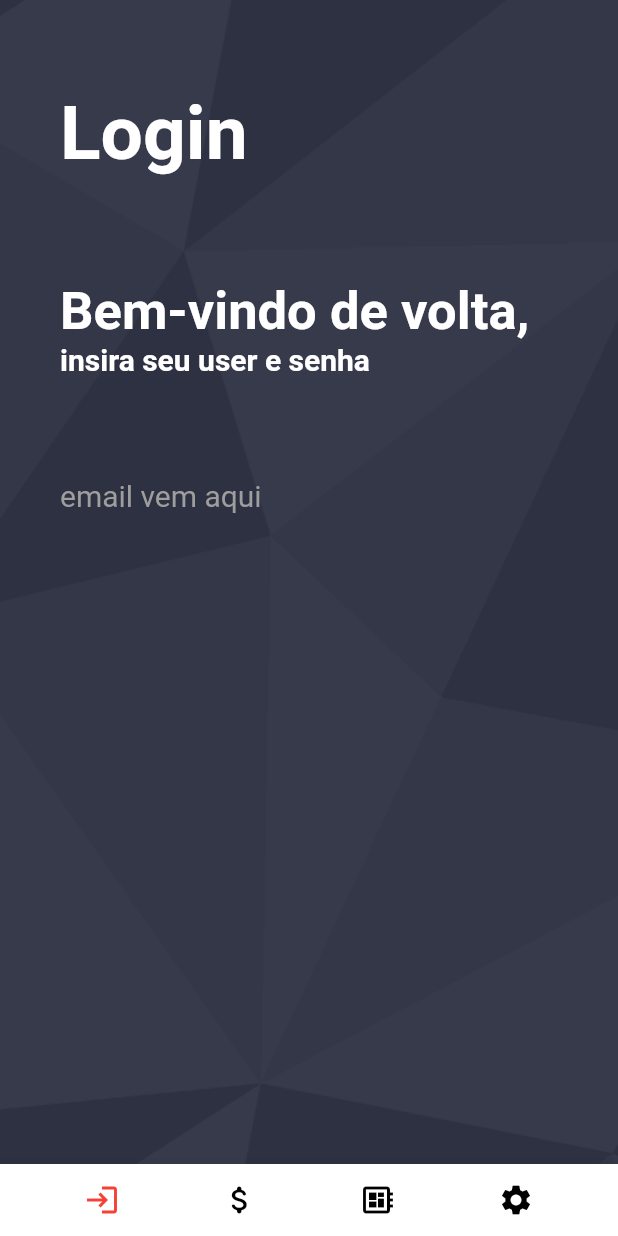
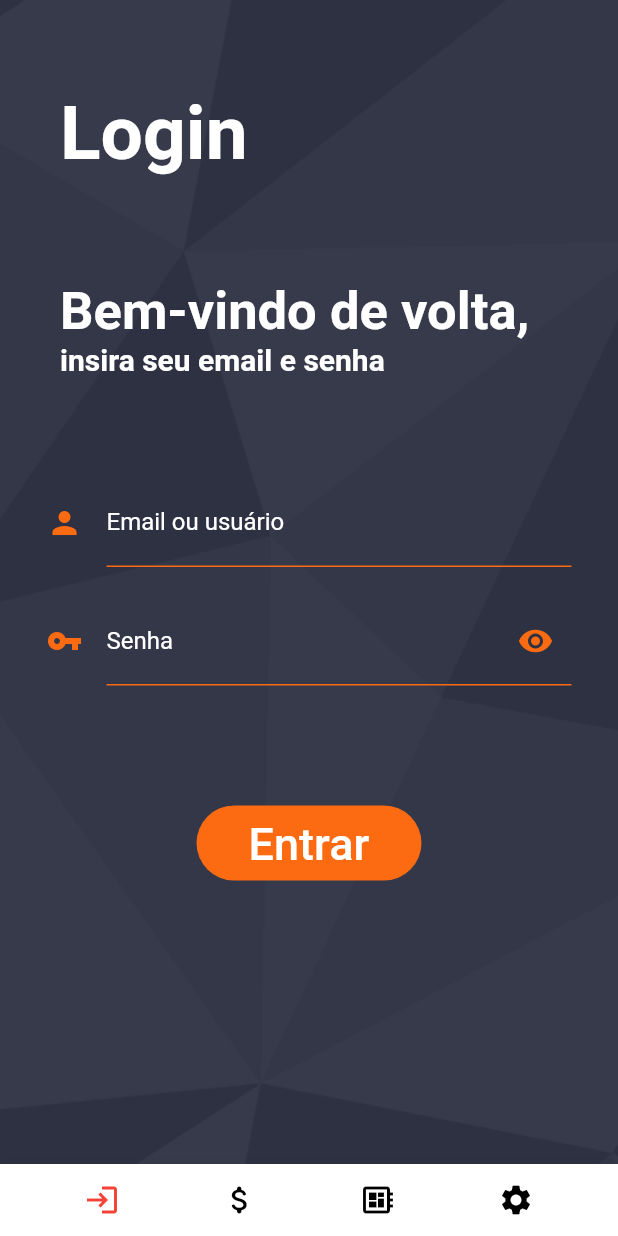
Before and after one commit to Delgado404/CryptoCurrency-App, a Flutter app: the screen it shows after launch, after a tap on "Continuar", on a phone screen of 412 x 824 dp. Run offline on Flutter 3.47's test engine with Material 2 defaults, Android fonts, the phone set to English and light mode, and no system bars; our stand-ins replace carousel_slider; Roboto replaces fonts that are missing (Ebrima).

Commit message:
Tcc_android
login feito

```diff
--- a/tcc_android/lib/components/body.dart
+++ b/tcc_android/lib/components/body.dart
@@ -1,9 +1,5 @@
 import 'package:tcc_android/main.dart';
-import 'package:tcc_android/screens/tabs_screen.dart';
-import 'package:tcc_android/screens/welcome_screen.dart';
-import '../screens/login_screen.dart';
 import 'package:flutter/material.dart';
-import 'dart:ffi';
 
 class Body extends StatelessWidget {
   @override
--- a/tcc_android/lib/main.dart
+++ b/tcc_android/lib/main.dart
@@ -3,17 +3,15 @@ import 'package:tcc_android/screens/login_screen.dart';
 import 'package:tcc_android/screens/moedas_screen.dart';
 import 'package:tcc_android/screens/welcome_screen.dart';
 import 'package:tcc_android/screens/tutorial_screen.dart';
-import 'screens/home_screen.dart';
-import 'screens/comparation_screen.dart';
 import 'screens/tutorial_screen.dart';
 import 'screens/login_screen.dart';
 import 'screens/tabs_screen.dart';
-import 'dart:ffi';
-import 'package:tcc_android/screens/moedas_screen.dart';
 import 'screens/carteira_screen.dart';
 import 'package:tcc_android/screens/carteira_screen.dart';
 
-void main() => runApp(MyHomePage());
+void main() {
+  runApp(MyHomePage());
+}
 
 class MyHomePage extends StatelessWidget {
   @override
@@ -35,7 +33,7 @@ class _MainPageState extends State<MainPage> {
     LoginScreen(),
     Moeda(),
     tutorialscreen(),
-    carteirascreen(),
+    CarteiraScreen(),
   ];
 
   @override
--- a/tcc_android/lib/screens/login_screen.dart
+++ b/tcc_android/lib/screens/login_screen.dart
@@ -1,14 +1,16 @@
-import 'dart:math';
-import 'comparation_screen.dart';
-import 'tabs_screen.dart';
+import 'package:flutter/rendering.dart';
 import 'package:flutter/material.dart';
-import 'package:tcc_android/main.dart';
+import 'package:tcc_android/screens/carteira_screen.dart';
 
+// ignore: must_be_immutable
 class LoginScreen extends StatelessWidget {
+  String email = '';
+  String senha = '';
+  String user = '';
+
   @override
   Widget build(BuildContext context) {
     return Container(
-      // provavel que vá ter que mudar isso aqui
       decoration: BoxDecoration(
           color: Color.fromRGBO(45, 49, 66, 1),
           image: DecorationImage(
@@ -47,7 +49,7 @@ class LoginScreen extends StatelessWidget {
                   ),
                 ),
                 TextSpan(
-                  text: 'insira seu user e senha',
+                  text: 'insira seu email e senha',
                   style: TextStyle(
                     fontFamily: 'Ebrima',
                     fontSize: 20,
@@ -57,22 +59,135 @@ class LoginScreen extends StatelessWidget {
               ])),
             ],
           ),
-          Row(
-            children: [
-              Padding(padding: EdgeInsets.only(left: 40)),
-              Text(
-                'email vem aqui',
-                style: TextStyle(
-                  fontFamily: 'Ebrima',
-                  decoration: TextDecoration
-                      .none, // aparentemente se tirar o text decoration none, fica com as linhas amarelas estranhas
-                  fontSize: 20,
-                  color: Colors.grey,
-                  fontWeight: FontWeight.normal,
+          SizedBox(
+            width: 350,
+            child: TextField(
+              onChanged: (text) {
+                email = text;
+              },
+              //text field do email
+              keyboardType: TextInputType.emailAddress,
+              style: TextStyle(color: Colors.white),
+              decoration: InputDecoration(
+                focusedBorder: UnderlineInputBorder(
+                    borderSide: BorderSide(
+                  color: Color.fromRGBO(252, 107, 18, 1),
+                )),
+                hintStyle: TextStyle(color: Colors.white),
+                icon: Icon(
+                  Icons.person,
+                  color: Color.fromRGBO(252, 107, 18, 1),
+                ),
+                enabledBorder: UnderlineInputBorder(
+                    borderSide: BorderSide(
+                  color: Color.fromRGBO(252, 107, 18, 1),
+                )),
+                labelText: 'Email ou usuário',
+                labelStyle: TextStyle(
+                  color: Colors.white,
                 ),
               ),
-            ],
+            ),
           ),
+          SizedBox(
+            height: 20,
+          ),
+          SizedBox(
+            width: 350,
+            child: TextField(
+              onChanged: (text) {
+                senha = text;
+              },
+              //text field da senha
+              obscureText: true,
+              style: TextStyle(color: Colors.white),
+              decoration: InputDecoration(
+                focusedBorder: UnderlineInputBorder(
+                    borderSide: BorderSide(
+                  color: Color.fromRGBO(252, 107, 18, 1),
+                )),
+                hintStyle: TextStyle(color: Colors.white),
+                suffixIcon: Icon(Icons.visibility,
+                    color: Color.fromRGBO(252, 107, 18, 1)),
+                icon: Icon(
+                  Icons.vpn_key,
+                  color: Color.fromRGBO(252, 107, 18, 1),
+                ),
+                enabledBorder: UnderlineInputBorder(
+                    borderSide: BorderSide(
+                  color: Color.fromRGBO(252, 107, 18, 1),
+                )),
+                labelText: 'Senha',
+                labelStyle: TextStyle(
+                  color: Colors.white,
+                ),
+              ),
+            ),
+          ),
+          Padding(padding: EdgeInsets.all(40)),
+          SizedBox(
+            height: 50,
+            width: 150,
+            child: TextButton(
+              onPressed: () {
+                if (email == 'admin@flutter.com' ||
+                    user == 'admin' && senha == '123') {
+                  Navigator.push(
+                      context,
+                      MaterialPageRoute(
+                          builder: (context) => CarteiraScreen()));
+                } else {
+                  AlertDialog alert = AlertDialog(
+                    backgroundColor: Color.fromRGBO(80, 102, 140, 1),
+                    title: Text(
+                      'Erro',
+                      style: TextStyle(color: Color.fromRGBO(252, 107, 18, 1)),
+                    ),
+                    content: Text('Email ou senha incorreto',
+                        style: TextStyle(color: Colors.white)),
+                    actions: [
+                      TextButton(
+                        onPressed: () {
+                          Navigator.of(context).pop();
+                        },
+                        child: Text(
+                          'no',
+                          style: TextStyle(color: Colors.white),
+                        ),
+                      ),
+                      TextButton(
+                        onPressed: () {
+                          Navigator.of(context).pop();
+                        },
+                        child: Text(
+                          'yes',
+                          style: TextStyle(color: Colors.white),
+                        ),
+                      )
+                    ],
+                  );
+                  showDialog(
+                    context: context,
+                    builder: (BuildContext context) {
+                      return alert;
+                    },
+                  );
+                }
+              },
+              child: Text(
+                'Entrar',
+                style: TextStyle(
+                  color: Colors.white,
+                  fontSize: 30,
+                ),
+              ),
+              style: ButtonStyle(
+                  shape: MaterialStateProperty.all(RoundedRectangleBorder(
+                      borderRadius: BorderRadius.circular(30.0))),
+                  backgroundColor: MaterialStateProperty.all(
+                      Color.fromRGBO(252, 107, 18, 1))),
+            ),
+          )
         ],
       ),
     );
--- a/tcc_android/lib/screens/moedas_screen.dart
+++ b/tcc_android/lib/screens/moedas_screen.dart
@@ -1,10 +1,4 @@
-import 'package:tcc_android/main.dart';
 import 'package:flutter/material.dart';
-import 'package:carousel_slider/carousel_slider.dart';
-import 'package:tcc_android/components/body.dart';
-import 'package:tcc_android/main.dart';
-import 'tabs_screen.dart';
-import 'tutorial_screen.dart';
 
 class Moeda extends StatelessWidget {
   @override
--- a/tcc_android/lib/screens/tabs_screen.dart
+++ b/tcc_android/lib/screens/tabs_screen.dart
@@ -26,10 +26,7 @@ class _TabsscreenState extends State<Tabsscreen> {
             buildTabItem(index: 0, icon: Icon(Icons.login)),
             buildTabItem(index: 1, icon: Icon(Icons.attach_money_rounded)),
             buildTabItem(index: 2, icon: Icon(Icons.developer_board)),
-            buildTabItem(
-              index: 3,
-              icon: Icon(Icons.settings),
-            ),
+            buildTabItem(index: 3, icon: Icon(Icons.settings)),
           ],
         ));
   }
--- a/tcc_android/lib/screens/tutorial_screen.dart
+++ b/tcc_android/lib/screens/tutorial_screen.dart
@@ -1,8 +1,6 @@
 import 'package:flutter/material.dart';
 import 'package:carousel_slider/carousel_slider.dart';
-import 'package:tcc_android/components/body.dart';
 import 'package:tcc_android/main.dart';
-import 'tabs_screen.dart';
 import 'iniciante_screen.dart';
 
 class tutorialscreen extends StatelessWidget {
--- a/tcc_android/pubspec.yaml
+++ b/tcc_android/pubspec.yaml
@@ -23,7 +23,8 @@ environment:
 dependencies:
   flutter:
     sdk: flutter
-
+  firebase_core: "^1.3.0"
+  firebase_auth: "^2.0.0"
 
   # The following adds the Cupertino Icons font to your application.
   # Use with the CupertinoIcons class for iOS style icons.
```
Also changed, not shown: tcc_android/lib/screens/carteira_screen.dart (+21 -11 lines), tcc_android/lib/screens/home_screen.dart (deleted, +0 -11 lines), tcc_android/pubspec.lock.
